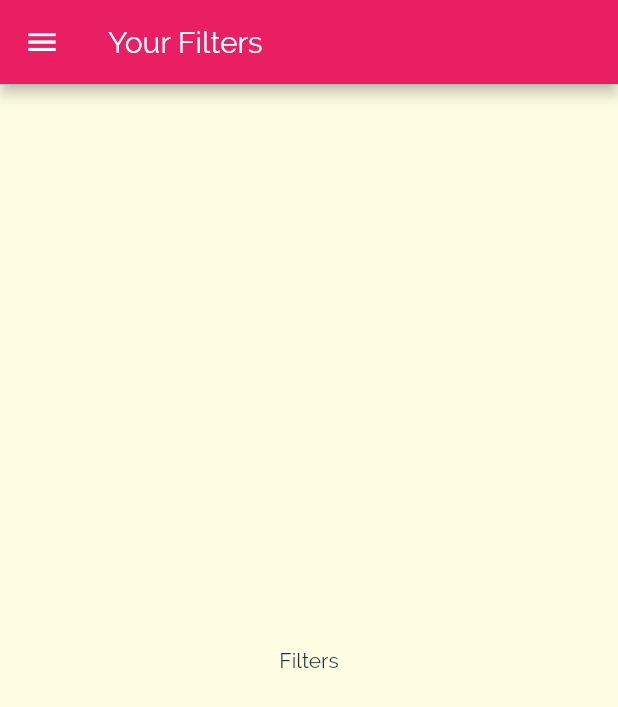
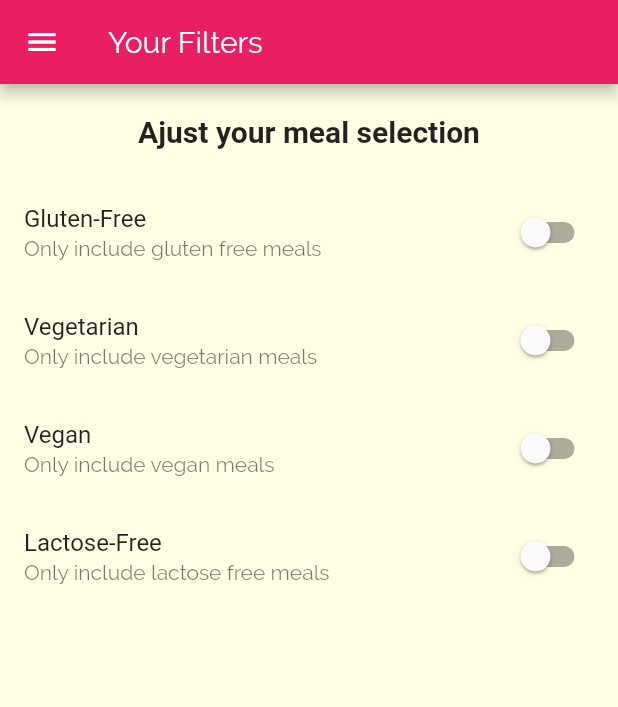
Before and after one commit to owenbriceindrianarison/meals_app, a Flutter app: the FiltersScreen screen opened by its route, on a phone screen of 412 x 824 dp. Shown: the top 707 px of the screen. Run offline on Flutter 3.47's test engine with Material 2 defaults, Android fonts, the phone set to English and light mode, and no system bars; Roboto replaces fonts that are missing (RobotoCondensend).

Commit message:
Adding Filter Switches

```diff
--- a/lib/screens/filters_screen.dart
+++ b/lib/screens/filters_screen.dart
@@ -2,8 +2,27 @@ import 'package:flutter/material.dart';
 
 import '../widgets/main_drawer.dart';
 
-class FiltersScreen extends StatelessWidget {
+class FiltersScreen extends StatefulWidget {
   static const routeName = '/filters';
+
+  @override
+  _FiltersScreenState createState() => _FiltersScreenState();
+}
+
+class _FiltersScreenState extends State<FiltersScreen> {
+  var _glutenFree = false;
+  var _vegetarian = false;
+  var _vegan = false;
+  var _lactoseFree = false;
+
+  Widget _buildSwitchListTile(String title, String description,
+      bool currentValue, Function updateValue) {
+    return SwitchListTile.adaptive(
+        title: Text(title),
+        subtitle: Text(description),
+        value: currentValue,
+        onChanged: updateValue);
+  }
 
   @override
   Widget build(BuildContext context) {
@@ -12,8 +31,51 @@ class FiltersScreen extends StatelessWidget {
         title: Text('Your Filters'),
       ),
       drawer: MainDrawer(),
-      body: Center(
-        child: Text('Filters'),
+      body: Column(
+        children: <Widget>[
+          Container(
+            padding: const EdgeInsets.all(20),
+            child: Center(
+              child: Text(
+                'Ajust your meal selection',
+                style: Theme.of(context).textTheme.headline6,
+              ),
+            ),
+          ),
+          Expanded(
+            child: ListView(
+              children: <Widget>[
+                _buildSwitchListTile('Gluten-Free',
+                    'Only include gluten free meals', _glutenFree, (newValue) {
+                  setState(() {
+                    _glutenFree = newValue;
+                  });
+                }),
+                _buildSwitchListTile(
+                    'Vegetarian', 'Only include vegetarian meals', _vegetarian,
+                    (newValue) {
+                  setState(() {
+                    _vegetarian = newValue;
+                  });
+                }),
+                _buildSwitchListTile(
+                    'Vegan', 'Only include vegan meals', _vegan, (newValue) {
+                  setState(() {
+                    _vegan = newValue;
+                  });
+                }),
+                _buildSwitchListTile(
+                    'Lactose-Free',
+                    'Only include lactose free meals',
+                    _lactoseFree, (newValue) {
+                  setState(() {
+                    _lactoseFree = newValue;
+                  });
+                }),
+              ],
+            ),
+          ),
+        ],
       ),
     );
   }
```
